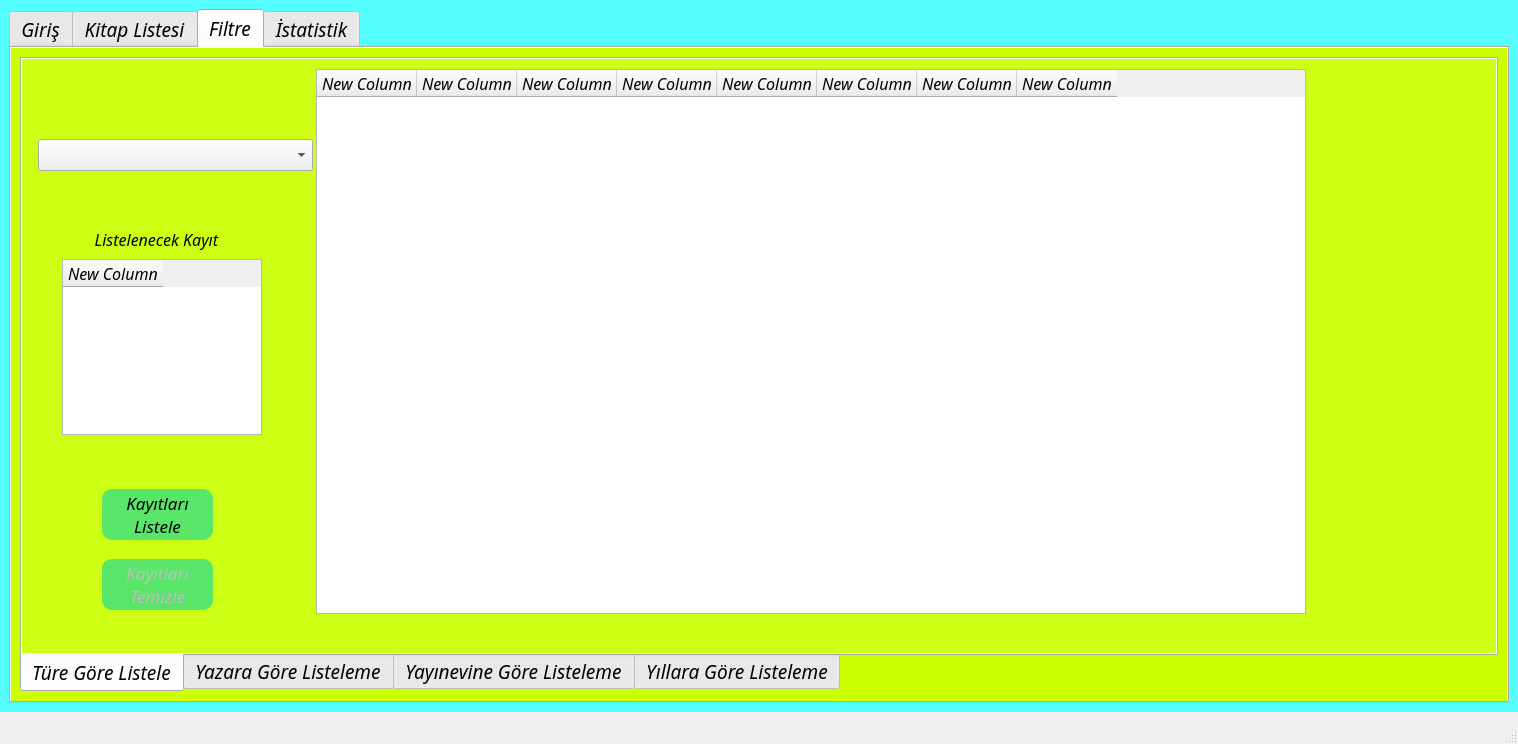
Above: cuis/guest.ui from ibrahimyasar68/PdSqliteLib before the change. Below: the same form after it.
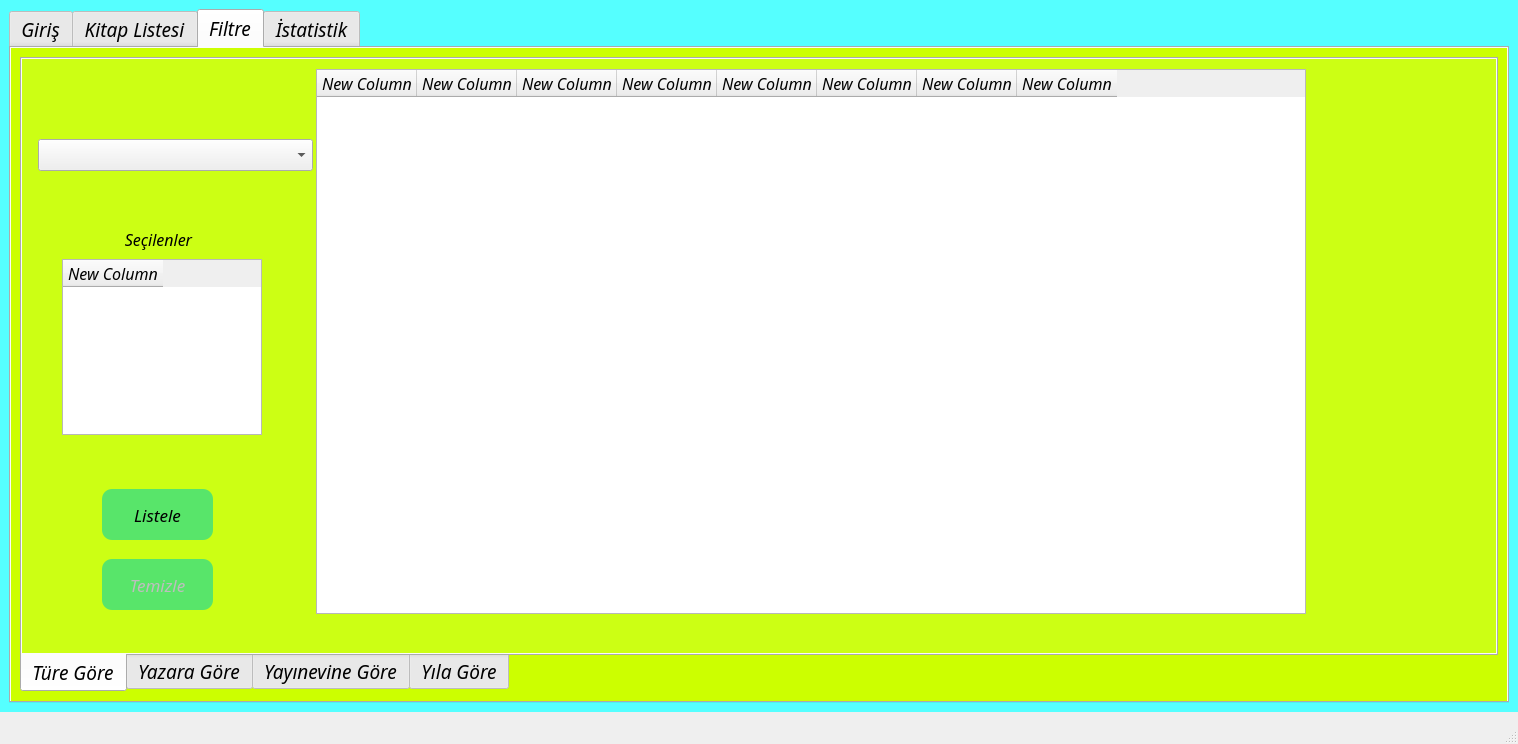
That is the form after the change. The open tabs and pages were chosen to show the change. Icons and pictures are not drawn.

The edit to the form file:
```diff
--- a/cuis/guest.ui
+++ b/cuis/guest.ui
@@ -423,7 +423,7 @@
           </property>
           <widget class="QWidget" name="tab_4_1">
            <attribute name="title">
-            <string>Türe Göre Listele</string>
+            <string>Türe Göre</string>
            </attribute>
            <widget class="QLabel" name="label_26">
             <property name="geometry">
@@ -442,7 +442,7 @@
              </font>
             </property>
             <property name="text">
-             <string>Listelenecek Kayıt </string>
+             <string>Seçilenler</string>
             </property>
             <property name="alignment">
              <set>Qt::AlignCenter</set>
@@ -605,8 +605,7 @@
 </string>
             </property>
             <property name="text">
-             <string>Kayıtları
-Listele</string>
+             <string>Listele</string>
             </property>
            </widget>
            <widget class="QWidget" name="formLayoutWidget_6">
@@ -684,14 +683,13 @@
 </string>
             </property>
             <property name="text">
-             <string>Kayıtları
-Temizle</string>
+             <string>Temizle</string>
             </property>
            </widget>
           </widget>
           <widget class="QWidget" name="tab_4_2">
            <attribute name="title">
-            <string>Yazara Göre Listeleme</string>
+            <string>Yazara Göre</string>
            </attribute>
            <widget class="QLabel" name="label_27">
             <property name="geometry">
@@ -959,7 +957,7 @@
           </widget>
           <widget class="QWidget" name="tab_4_3">
            <attribute name="title">
-            <string>Yayınevine Göre Listeleme</string>
+            <string>Yayınevine Göre</string>
            </attribute>
            <widget class="QLabel" name="label_28">
             <property name="geometry">
@@ -1227,7 +1225,7 @@
           </widget>
           <widget class="QWidget" name="tab_4_4">
            <attribute name="title">
-            <string>Yıllara Göre Listeleme</string>
+            <string>Yıla Göre</string>
            </attribute>
            <widget class="QLabel" name="label_29">
             <property name="geometry">
```
Left out of the diff: 38 changed lines with no effect on the pictures.
